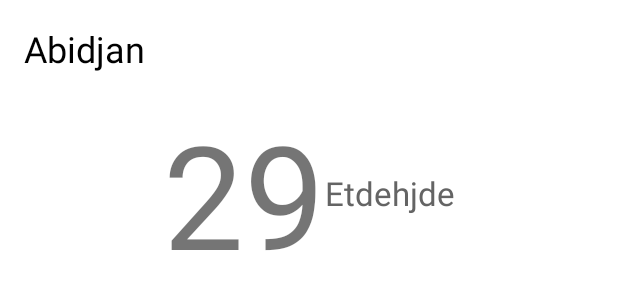
After one commit to ismaeltoe/openweathermap, an Android app: the layout activity_weather.xml on its own in the app's theme, with its tools: preview values and no code run, on a phone screen of 412 x 824 dp. The commit adds this screen. Shown: the top 300 px of the screen. Run offline under Robolectric (Android 15) with nearby library versions, the phone set to English and light mode, and no system bars.

Commit message:
Create weather screen

```diff
--- a/app/build.gradle
+++ b/app/build.gradle
@@ -38,4 +38,8 @@ dependencies {
     implementation "androidx.lifecycle:lifecycle-viewmodel:2.3.1"
     implementation "androidx.lifecycle:lifecycle-livedata:2.3.1"
     implementation "androidx.lifecycle:lifecycle-common-java8:2.3.1"
+    implementation 'com.squareup.retrofit2:retrofit:2.9.0'
+    implementation 'com.squareup.retrofit2:converter-gson:2.4.0'
+    implementation 'com.squareup.okhttp3:logging-interceptor:3.11.0'
+    implementation 'com.squareup.picasso:picasso:2.71828'
 }
--- a/app/src/main/AndroidManifest.xml
+++ b/app/src/main/AndroidManifest.xml
@@ -1,6 +1,8 @@
 <?xml version="1.0" encoding="utf-8"?>
 <manifest xmlns:android="http://schemas.android.com/apk/res/android"
     package="org.openweatherapp">
+
+    <uses-permission android:name="android.permission.INTERNET" />
 
     <application
         android:allowBackup="true"
@@ -9,6 +11,9 @@
         android:roundIcon="@mipmap/ic_launcher_round"
         android:supportsRtl="true"
         android:theme="@style/Theme.OpenWeatherApp">
+        <activity
+            android:name=".WeatherActivity"
+            android:exported="true" />
         <activity
             android:name=".MainActivity"
             android:exported="true">
--- a/app/src/main/java/org/openweatherapp/MainActivity.java
+++ b/app/src/main/java/org/openweatherapp/MainActivity.java
@@ -6,6 +6,7 @@ import androidx.recyclerview.widget.DividerItemDecoration;
 import androidx.recyclerview.widget.LinearLayoutManager;
 import androidx.recyclerview.widget.RecyclerView;
 
+import android.content.Intent;
 import android.os.Bundle;
 import android.util.Log;
 import android.view.View;
@@ -42,7 +43,9 @@ public class MainActivity extends AppCompatActivity {
             @Override
             public void onItemClick(View itemView, int position) {
                 City city = adapter.getCurrentList().get(position);
-                Log.d("MainActivity", city.getCity());
+                Intent intent = new Intent(MainActivity.this, WeatherActivity.class);
+                intent.putExtra(WeatherActivity.KEY_CITY, city.getCity());
+                startActivity(intent);
             }
         });
     }
--- /dev/null
+++ b/app/src/main/java/org/openweatherapp/Utils.java
@@ -0,0 +1,6 @@
+package org.openweatherapp;
+
+public class Utils {
+
+    public static final String API_KEY = "84192d4a1e089b56f61245cf8b67d7ae";
+}
--- /dev/null
+++ b/app/src/main/res/layout/activity_weather.xml
@@ -0,0 +1,62 @@
+<?xml version="1.0" encoding="utf-8"?>
+<ScrollView xmlns:android="http://schemas.android.com/apk/res/android"
+    xmlns:tools="http://schemas.android.com/tools"
+    android:layout_width="match_parent"
+    android:layout_height="match_parent"
+    tools:context=".WeatherActivity">
+
+    <LinearLayout
+        android:gravity="center_vertical"
+        android:layout_gravity="start"
+        android:layout_height="wrap_content"
+        android:layout_width="match_parent"
+        android:orientation="vertical"
+        android:padding="16dp">
+
+        <TextView
+            android:id="@+id/city"
+            android:layout_height="wrap_content"
+            android:layout_width="wrap_content"
+            android:textColor="@color/black"
+            android:textSize="24sp"
+            tools:text="Abidjan" />
+
+        <LinearLayout
+            android:gravity="center_horizontal"
+            android:layout_height="match_parent"
+            android:layout_marginTop="16dp"
+            android:layout_width="match_parent"
+            android:orientation="horizontal">
+
+            <TextView
+                android:id="@+id/temp"
+                android:layout_height="wrap_content"
+                android:layout_width="wrap_content"
+                android:textSize="96sp"
+                tools:text="29" />
+
+            <LinearLayout
+                android:gravity="center_horizontal"
+                android:layout_gravity="center"
+                android:layout_height="wrap_content"
+                android:layout_width="wrap_content"
+                android:orientation="vertical">
+
+                <ImageView
+                    android:id="@+id/icon"
+                    android:layout_width="wrap_content"
+                    android:layout_height="wrap_content" />
+
+                <TextView
+                    android:id="@+id/weather"
+                    android:layout_width="wrap_content"
+                    android:layout_height="wrap_content"
+                    android:textAppearance="?android:textAppearanceLarge"
+                    android:textColor="#646464"
+                    tools:text="Etdehjde" />
+            </LinearLayout>
+
+        </LinearLayout>
+
+    </LinearLayout>
+</ScrollView>
--- a/app/src/main/res/values/strings.xml
+++ b/app/src/main/res/values/strings.xml
@@ -1,3 +1,4 @@
-<resources>
+<resources xmlns:app="http://schemas.android.com/apk/res-auto">
     <string name="app_name">Open Weather App</string>
+    <string name="format_temperature"><app:g id="temp">%1.0f</app:g>\u00B0</string>
 </resources>
```
Also changed, not shown: app/src/main/java/org/openweatherapp/WeatherActivity.java (added, +81 -0 lines), app/src/main/java/org/openweatherapp/repositories/WeatherRepository.java (added, +40 -0 lines), app/src/main/java/org/openweatherapp/services/WebService.java (added, +18 -0 lines), app/src/main/java/org/openweatherapp/viewmodels/WeatherViewModel.java (added, +42 -0 lines), app/src/main/java/org/openweatherapp/viewmodels/WeatherViewModelFactory.java (added, +24 -0 lines).
